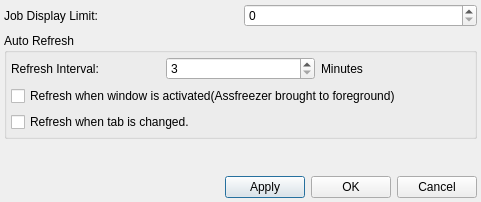
The window that cpp/lib/freezer/ui/settingsdialogui.ui (justajeffy/arsenalsuite) describes before a commit, drawn with Qt 5.
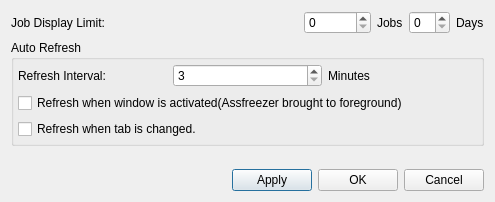
The same window after the commit.

Commit message: limit job shown by quantity or time period

The edit to the form file:
```diff
--- a/cpp/lib/freezer/ui/settingsdialogui.ui
+++ b/cpp/lib/freezer/ui/settingsdialogui.ui
@@ -6,25 +6,16 @@
    <rect>
     <x>0</x>
     <y>0</y>
-    <width>481</width>
+    <width>491</width>
     <height>202</height>
    </rect>
   </property>
   <property name="windowTitle">
    <string>Freezer Settings</string>
   </property>
-  <layout class="QVBoxLayout">
-   <property name="margin">
-    <number>4</number>
-   </property>
+  <layout class="QVBoxLayout" name="verticalLayout">
    <item>
-    <layout class="QHBoxLayout">
-     <property name="spacing">
-      <number>6</number>
-     </property>
-     <property name="margin">
-      <number>0</number>
-     </property>
+    <layout class="QHBoxLayout" name="horizontalLayout">
      <item>
       <widget class="QLabel" name="textLabel1">
        <property name="text">
@@ -32,10 +23,44 @@
        </property>
       </widget>
      </item>
+     <item>
+      <spacer name="horizontalSpacer">
+       <property name="orientation">
+        <enum>Qt::Horizontal</enum>
+       </property>
+       <property name="sizeHint" stdset="0">
+        <size>
+         <width>40</width>
+         <height>20</height>
+        </size>
+       </property>
+      </spacer>
+     </item>
      <item>
       <widget class="QSpinBox" name="mJobLimitSpin">
        <property name="maximum">
-        <number>10000</number>
+        <number>100000</number>
+       </property>
+      </widget>
+     </item>
+     <item>
+      <widget class="QLabel" name="label">
+       <property name="text">
+        <string>Jobs</string>
+       </property>
+      </widget>
+     </item>
+     <item>
+      <widget class="QSpinBox" name="mDaysLimitSpin">
+       <property name="toolTip">
+        <string>0 to disable</string>
+       </property>
+      </widget>
+     </item>
+     <item>
+      <widget class="QLabel" name="label_4">
+       <property name="text">
+        <string>Days</string>
        </property>
       </widget>
      </item>
```
Left out of the diff: 3 changed lines with no effect on the pictures. The commit also changes 5 other files.
